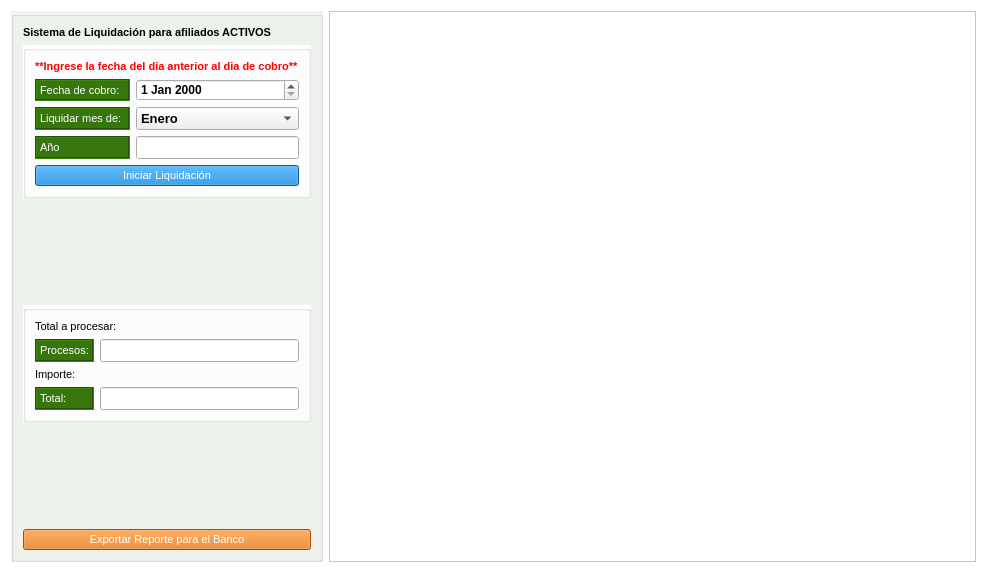
Old version of the form gui/liquidadores/liquidadorAfiliados.ui in the repository shae-ra/sindicato.
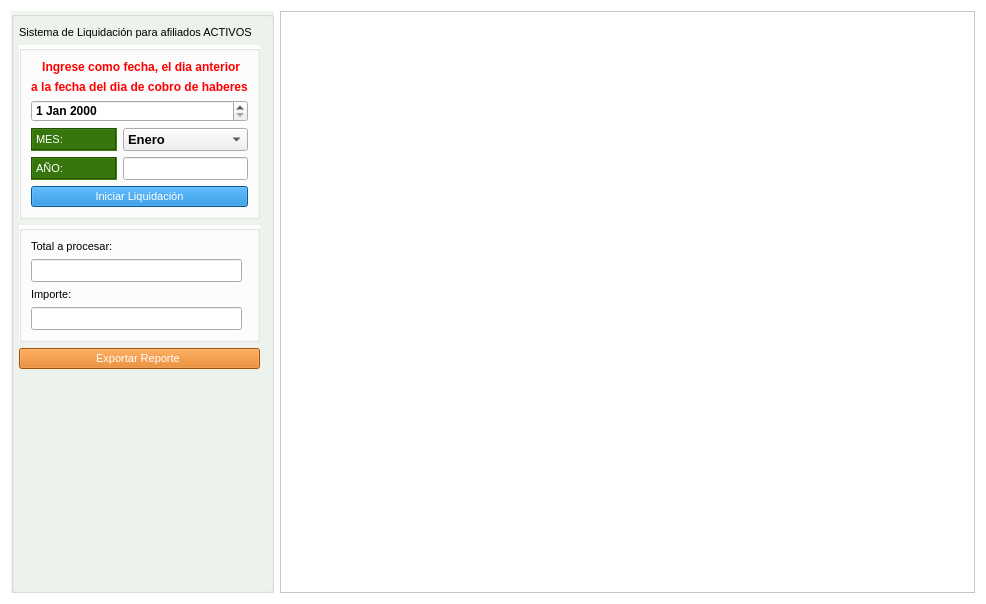
New version of the form. Icons and pictures are not drawn.

```diff
--- a/gui/liquidadores/liquidadorAfiliados.ui
+++ b/gui/liquidadores/liquidadorAfiliados.ui
@@ -6,8 +6,8 @@
    <rect>
     <x>0</x>
     <y>0</y>
-    <width>987</width>
-    <height>573</height>
+    <width>986</width>
+    <height>604</height>
    </rect>
   </property>
   <property name="palette">
@@ -428,9 +428,15 @@
   <property name="windowTitle">
    <string>Form</string>
   </property>
-  <layout class="QGridLayout" name="gridLayout_4">
+  <layout class="QGridLayout" name="gridLayout_4" columnstretch="0,100">
    <item row="0" column="0">
     <widget class="QGroupBox" name="groupBox">
+     <property name="sizePolicy">
+      <sizepolicy hsizetype="Preferred" vsizetype="Preferred">
+       <horstretch>0</horstretch>
+       <verstretch>0</verstretch>
+      </sizepolicy>
+     </property>
      <property name="font">
       <font>
        <family>Arial</family>
@@ -451,7 +457,128 @@
       <bool>false</bool>
      </property>
      <layout class="QGridLayout" name="gridLayout">
-      <item row="9" column="0" colspan="3">
+      <property name="leftMargin">
+       <number>5</number>
+      </property>
+      <property name="rightMargin">
+       <number>5</number>
+      </property>
+      <item row="11" column="0" colspan="2">
+       <spacer name="verticalSpacer">
+        <property name="orientation">
+         <enum>Qt::Vertical</enum>
+        </property>
+        <property name="sizeHint" stdset="0">
+         <size>
+          <width>20</width>
+          <height>40</height>
+         </size>
+        </property>
+       </spacer>
+      </item>
+      <item row="3" column="0">
+       <widget class="QGroupBox" name="groupBox_3">
+        <property name="styleSheet">
+         <string notr="true">#groupBox_3{
+background-color:#FFFFFF
+}</string>
+        </property>
+        <property name="title">
+         <string/>
+        </property>
+        <layout class="QGridLayout" name="gridLayout_3">
+         <item row="4" column="0">
+          <widget class="QLineEdit" name="lineEdit_2">
+           <property name="sizePolicy">
+            <sizepolicy hsizetype="Expanding" vsizetype="Fixed">
+             <horstretch>0</horstretch>
+             <verstretch>0</verstretch>
+            </sizepolicy>
+           </property>
+           <property name="font">
+            <font>
+             <pointsize>10</pointsize>
+             <weight>75</weight>
+             <bold>true</bold>
+            </font>
+           </property>
+          </widget>
+         </item>
+         <item row="2" column="0">
+          <widget class="QLineEdit" name="lineEdit_3">
+           <property name="sizePolicy">
+            <sizepolicy hsizetype="Expanding" vsizetype="Fixed">
+             <horstretch>0</horstretch>
+             <verstretch>0</verstretch>
+            </sizepolicy>
+           </property>
+           <property name="font">
+            <font>
+             <pointsize>10</pointsize>
+             <weight>75</weight>
+             <bold>true</bold>
+            </font>
+           </property>
+          </widget>
+         </item>
+         <item row="1" column="0" colspan="2">
+          <widget class="QLabel" name="label_8">
+           <property name="sizePolicy">
+            <sizepolicy hsizetype="Preferred" vsizetype="Fixed">
+             <horstretch>0</horstretch>
+             <verstretch>0</verstretch>
+            </sizepolicy>
+           </property>
+           <property name="font">
+            <font>
+             <family>Arial</family>
+             <pointsize>8</pointsize>
+             <weight>50</weight>
+             <bold>false</bold>
+            </font>
+           </property>
+           <property name="styleSheet">
+            <string notr="true"/>
+           </property>
+           <property name="frameShape">
+            <enum>QFrame::NoFrame</enum>
+           </property>
+           <property name="text">
+            <string>Total a procesar:</string>
+           </property>
+          </widget>
+         </item>
+         <item row="3" column="0" colspan="2">
+          <widget class="QLabel" name="label_9">
+           <property name="sizePolicy">
+            <sizepolicy hsizetype="Preferred" vsizetype="Fixed">
+             <horstretch>0</horstretch>
+             <verstretch>0</verstretch>
+            </sizepolicy>
+           </property>
+           <property name="font">
+            <font>
+             <family>Arial</family>
+             <pointsize>8</pointsize>
+             <weight>50</weight>
+             <bold>false</bold>
+            </font>
+           </property>
+           <property name="styleSheet">
+            <string notr="true"/>
+           </property>
+           <property name="frameShape">
+            <enum>QFrame::NoFrame</enum>
+           </property>
+           <property name="text">
+            <string>Importe:</string>
+           </property>
+          </widget>
+         </item>
+        </layout>
+       </widget>
+      </item>
+      <item row="7" column="0">
        <widget class="QPushButton" name="pushButton_exportar">
         <property name="sizePolicy">
          <sizepolicy hsizetype="Minimum" vsizetype="Fixed">
@@ -479,7 +606,7 @@
 }</string>
         </property>
         <property name="text">
-         <string>Exportar Reporte para el Banco</string>
+         <string>Exportar Reporte </string>
         </property>
         <property name="icon">
          <iconset>
@@ -493,7 +620,7 @@
         </property>
        </widget>
       </item>
-      <item row="1" column="0" colspan="3">
+      <item row="1" column="0">
        <widget class="QLabel" name="label_2">
         <property name="sizePolicy">
          <sizepolicy hsizetype="Preferred" vsizetype="Fixed">
@@ -505,8 +632,8 @@
          <font>
           <family>Arial</family>
           <pointsize>8</pointsize>
-          <weight>75</weight>
-          <bold>true</bold>
+          <weight>50</weight>
+          <bold>false</bold>
          </font>
         </property>
         <property name="styleSheet">
@@ -523,8 +650,40 @@
         </property>
        </widget>
       </item>
-      <item row="2" column="0" colspan="3">
+      <item row="10" column="0">
+       <spacer name="verticalSpacer_3">
+        <property name="orientation">
+         <enum>Qt::Vertical</enum>
+        </property>
+        <property name="sizeHint" stdset="0">
+         <size>
+          <width>20</width>
+          <height>40</height>
+         </size>
+        </property>
+       </spacer>
+      </item>
+      <item row="8" column="0">
+       <spacer name="verticalSpacer_2">
+        <property name="orientation">
+         <enum>Qt::Vertical</enum>
+        </property>
+        <property name="sizeHint" stdset="0">
+         <size>
+          <width>20</width>
+          <height>40</height>
+         </size>
+        </property>
+       </spacer>
+      </item>
+      <item row="2" column="0">
        <widget class="QGroupBox" name="groupBox_2">
+        <property name="sizePolicy">
+         <sizepolicy hsizetype="Preferred" vsizetype="Preferred">
+          <horstretch>0</horstretch>
+          <verstretch>0</verstretch>
+         </sizepolicy>
+        </property>
         <property name="styleSheet">
          <string notr="true">#groupBox_2{
 background-color:#FFFFFF
@@ -534,142 +693,10 @@
          <string/>
         </property>
         <layout class="QGridLayout" name="gridLayout_2">
-         <item row="1" column="1">
-          <widget class="QDateEdit" name="dateEdit">
-           <property name="sizePolicy">
-            <sizepolicy hsizetype="Minimum" vsizetype="Expanding">
-             <horstretch>0</horstretch>
-             <verstretch>0</verstretch>
-            </sizepolicy>
-           </property>
-           <property name="font">
-            <font>
-             <weight>75</weight>
-             <bold>true</bold>
-            </font>
-           </property>
-          </widget>
-         </item>
-         <item row="3" column="0">
-          <widget class="QLabel" name="label_3">
-           <property name="sizePolicy">
-            <sizepolicy hsizetype="Preferred" vsizetype="Expanding">
-             <horstretch>0</horstretch>
-             <verstretch>0</verstretch>
-            </sizepolicy>
-           </property>
-           <property name="font">
-            <font>
-             <family>Arial</family>
-             <pointsize>8</pointsize>
-             <weight>50</weight>
-             <bold>false</bold>
-            </font>
-           </property>
-           <property name="styleSheet">
-            <string notr="true">#label_3{
-background-color:#37760D;
-color: #FFFFFF;
-}</string>
-           </property>
-           <property name="frameShape">
-            <enum>QFrame::Box</enum>
-           </property>
-           <property name="frameShadow">
-            <enum>QFrame::Sunken</enum>
-           </property>
-           <property name="text">
-            <string>Año</string>
-           </property>
-          </widget>
-         </item>
-         <item row="1" column="0">
-          <widget class="QLabel" name="label">
-           <property name="sizePolicy">
-            <sizepolicy hsizetype="Preferred" vsizetype="Expanding">
-             <horstretch>0</horstretch>
-             <verstretch>0</verstretch>
-            </sizepolicy>
-           </property>
-           <property name="font">
-            <font>
-             <family>Arial</family>
-             <pointsize>8</pointsize>
-             <weight>50</weight>
-             <bold>false</bold>
-            </font>
-           </property>
-           <property name="styleSheet">
-            <string notr="true">#label{
-background-color:#37760D;
-color: #FFFFFF;
-}</string>
-           </property>
-           <property name="frameShape">
-            <enum>QFrame::Box</enum>
-           </property>
-           <property name="frameShadow">
-            <enum>QFrame::Sunken</enum>
-           </property>
-           <property name="text">
-            <string>Fecha de cobro:</string>
-           </property>
-          </widget>
-         </item>
-         <item row="2" column="0">
-          <widget class="QLabel" name="label_6">
-           <property name="sizePolicy">
-            <sizepolicy hsizetype="Preferred" vsizetype="Expanding">
-             <horstretch>0</horstretch>
-             <verstretch>0</verstretch>
-            </sizepolicy>
-           </property>
-           <property name="font">
-            <font>
-             <family>Arial</family>
-             <pointsize>8</pointsize>
-             <weight>50</weight>
-             <bold>false</bold>
-            </font>
-           </property>
-           <property name="styleSheet">
-            <string notr="true">#label_6{
-background-color:#37760D;
-color: #FFFFFF;
-}</string>
-           </property>
-           <property name="frameShape">
-            <enum>QFrame::Box</enum>
-           </property>
-           <property name="frameShadow">
-            <enum>QFrame::Sunken</enum>
-           </property>
-           <property name="text">
-            <string>Liquidar mes de: </string>
-           </property>
-          </widget>
-         </item>
          <item row="3" column="1">
-          <widget class="QLineEdit" name="lineEdit">
-           <property name="sizePolicy">
-            <sizepolicy hsizetype="Expanding" vsizetype="Expanding">
-             <horstretch>0</horstretch>
-             <verstretch>0</verstretch>
-            </sizepolicy>
-           </property>
-           <property name="font">
-            <font>
-             <pointsize>10</pointsize>
-             <weight>75</weight>
-             <bold>true</bold>
-            </font>
-           </property>
-          </widget>
-         </item>
-         <item row="2" column="1">
           <widget class="QComboBox" name="comboBox_2">
            <property name="sizePolicy">
-            <sizepolicy hsizetype="Preferred" vsizetype="Expanding">
+            <sizepolicy hsizetype="Expanding" vsizetype="Expanding">
              <horstretch>0</horstretch>
              <verstretch>0</verstretch>
             </sizepolicy>
@@ -753,10 +780,109 @@
            </item>
           </widget>
          </item>
-         <item row="4" column="0" colspan="2">
+         <item row="4" column="1">
+          <widget class="QLineEdit" name="lineEdit">
+           <property name="sizePolicy">
+            <sizepolicy hsizetype="Expanding" vsizetype="Expanding">
+             <horstretch>0</horstretch>
+             <verstretch>0</verstretch>
+            </sizepolicy>
+           </property>
+           <property name="font">
+            <font>
+             <pointsize>10</pointsize>
+             <weight>75</weight>
+             <bold>true</bold>
+            </font>
+           </property>
+          </widget>
+         </item>
+         <item row="3" column="0">
+          <widget class="QLabel" name="label_6">
+           <property name="sizePolicy">
+            <sizepolicy hsizetype="Expanding" vsizetype="Expanding">
+             <horstretch>0</horstretch>
+             <verstretch>0</verstretch>
+            </sizepolicy>
+           </property>
+           <property name="font">
+            <font>
+             <family>Arial</family>
+             <pointsize>8</pointsize>
+             <weight>50</weight>
+             <bold>false</bold>
+            </font>
+           </property>
+           <property name="styleSheet">
+            <string notr="true">#label_6{
+background-color:#37760D;
+color: #FFFFFF;
+}</string>
+           </property>
+           <property name="frameShape">
+            <enum>QFrame::Box</enum>
+           </property>
+           <property name="frameShadow">
+            <enum>QFrame::Sunken</enum>
+           </property>
+           <property name="text">
+            <string>MES:</string>
+           </property>
+          </widget>
+         </item>
+         <item row="2" column="0" colspan="2">
+          <widget class="QDateEdit" name="dateEdit">
+           <property name="sizePolicy">
+            <sizepolicy hsizetype="Preferred" vsizetype="Expanding">
+             <horstretch>0</horstretch>
+             <verstretch>0</verstretch>
+            </sizepolicy>
+           </property>
+           <property name="font">
+            <font>
+             <weight>75</weight>
+             <bold>true</bold>
+            </font>
+           </property>
+          </widget>
+         </item>
+         <item row="4" column="0">
+          <widget class="QLabel" name="label_3">
+           <property name="sizePolicy">
+            <sizepolicy hsizetype="Preferred" vsizetype="Expanding">
+             <horstretch>0</horstretch>
+             <verstretch>0</verstretch>
+            </sizepolicy>
+           </property>
+           <property name="font">
+            <font>
+             <family>Arial</family>
+             <pointsize>8</pointsize>
+             <weight>50</weight>
+             <bold>false</bold>
+            </font>
+           </property>
+           <property name="styleSheet">
+            <string notr="true">#label_3{
+background-color:#37760D;
+color: #FFFFFF;
+}</string>
+           </property>
+           <property name="frameShape">
+            <enum>QFrame::Box</enum>
+           </property>
+           <property name="frameShadow">
+            <enum>QFrame::Sunken</enum>
+           </property>
+           <property name="text">
+            <string>AÑO:</string>
+           </property>
+          </widget>
+         </item>
+         <item row="5" column="0" colspan="2">
           <widget class="QPushButton" name="pushButton">
            <property name="sizePolicy">
-            <sizepolicy hsizetype="Minimum" vsizetype="Fixed">
+            <sizepolicy hsizetype="Expanding" vsizetype="Fixed">
              <horstretch>0</horstretch>
              <verstretch>0</verstretch>
             </sizepolicy>
@@ -796,219 +922,52 @@
           </widget>
          </item>
          <item row="0" column="0" colspan="2">
-          <widget class="QLabel" name="label_7">
-           <property name="sizePolicy">
-            <sizepolicy hsizetype="Preferred" vsizetype="Fixed">
-             <horstretch>0</horstretch>
-             <verstretch>0</verstretch>
-            </sizepolicy>
-           </property>
+          <widget class="QLabel" name="label">
            <property name="font">
             <font>
-             <family>Arial</family>
-             <pointsize>8</pointsize>
              <weight>75</weight>
              <bold>true</bold>
             </font>
            </property>
            <property name="styleSheet">
-            <string notr="true">#label_7{
-color: red}</string>
+            <string notr="true">#label{
+color: red;
+}</string>
            </property>
-           <property name="frameShape">
-            <enum>QFrame::NoFrame</enum>
-           </property>
            <property name="text">
-            <string>**Ingrese la fecha del dia anterior al dia de cobro**</string>
+            <string> Ingrese como fecha, el dia anterior</string>
            </property>
-          </widget>
-         </item>
-        </layout>
-       </widget>
-      </item>
-      <item row="3" column="0" colspan="3">
-       <spacer name="verticalSpacer">
-        <property name="orientation">
-         <enum>Qt::Vertical</enum>
-        </property>
-        <property name="sizeHint" stdset="0">
-         <size>
-          <width>20</width>
-          <height>40</height>
-         </size>
-        </property>
-       </spacer>
-      </item>
-      <item row="4" column="0" colspan="3">
-       <widget class="QGroupBox" name="groupBox_3">
-        <property name="styleSheet">
-         <string notr="true">#groupBox_3{
-background-color:#FFFFFF
-}</string>
-        </property>
-        <property name="title">
-         <string/>
-        </property>
-        <layout class="QGridLayout" name="gridLayout_3">
-         <item row="1" column="1">
-          <widget class="QLineEdit" name="lineEdit_3">
-           <property name="sizePolicy">
-            <sizepolicy hsizetype="Expanding" vsizetype="Expanding">
-             <horstretch>0</horstretch>
-             <verstretch>0</verstretch>
-            </sizepolicy>
+           <property name="alignment">
+            <set>Qt::AlignCenter</set>
            </property>
-           <property name="font">
-            <font>
-             <pointsize>10</pointsize>
-             <weight>75</weight>
-             <bold>true</bold>
-            </font>
-           </property>
           </widget>
          </item>
-         <item row="3" column="0">
-          <widget class="QLabel" name="label_5">
-           <property name="sizePolicy">
-            <sizepolicy hsizetype="Preferred" vsizetype="Expanding">
-             <horstretch>0</horstretch>
-             <verstretch>0</verstretch>
-            </sizepolicy>
-           </property>
-           <property name="font">
-            <font>
-             <family>Arial</family>
-             <pointsize>8</pointsize>
-             <weight>50</weight>
-             <bold>false</bold>
-            </font>
-           </property>
-           <property name="styleSheet">
-            <string notr="true">#label_5{
-background-color:#37760D;
-color: #FFFFFF;
-}</string>
-           </property>
-           <property name="frameShape">
-            <enum>QFrame::Box</enum>
-           </property>
-           <property name="frameShadow">
-            <enum>QFrame::Sunken</enum>
-           </property>
-           <property name="text">
-            <string>Total:</string>
-           </property>
-          </widget>
-         </item>
-         <item row="1" column="0">
+         <item row="1" column="0" colspan="2">
           <widget class="QLabel" name="label_4">
-           <property name="sizePolicy">
-            <sizepolicy hsizetype="Preferred" vsizetype="Expanding">
-             <horstretch>0</horstretch>
-             <verstretch>0</verstretch>
-            </sizepolicy>
-           </property>
            <property name="font">
             <font>
-             <family>Arial</family>
-             <pointsize>8</pointsize>
-             <weight>50</weight>
-             <bold>false</bold>
+             <weight>75</weight>
+             <bold>true</bold>
             </font>
            </property>
            <property name="styleSheet">
             <string notr="true">#label_4{
-background-color:#37760D;
-color: #FFFFFF;
+color: red;
 }</string>
            </property>
-           <property name="frameShape">
-            <enum>QFrame::Box</enum>
-           </property>
-           <property name="frameShadow">
-            <enum>QFrame::Sunken</enum>
-           </property>
            <property name="text">
-            <string>Procesos:</string>
+            <string>a la fecha del dia de cobro de haberes</string>
            </property>
-          </widget>
-         </item>
-         <item row="3" column="1">
-          <widget class="QLineEdit" name="lineEdit_2">
-           <property name="sizePolicy">
-            <sizepolicy hsizetype="Expanding" vsizetype="Expanding">
-             <horstretch>0</horstretch>
-             <verstretch>0</verstretch>
-            </sizepolicy>
-           </property>
-           <property name="font">
-            <font>
-             <pointsize>10</pointsize>
-             <weight>75</weight>
-             <bold>true</bold>
-            </font>
-           </property>
-          </widget>
-         </item>
-         <item row="0" column="0" colspan="2">
-          <widget class="QLabel" name="label_8">
-           <property name="sizePolicy">
-            <sizepolicy hsizetype="Preferred" vsizetype="Fixed">
-             <horstretch>0</horstretch>
-             <verstretch>0</verstretch>
-            </sizepolicy>
-           </property>
-           <property name="font">
-            <font>
-             <family>Arial</family>
-             <pointsize>8</pointsize>
-             <weight>50</weight>
-             <bold>false</bold>
-            </font>
-           </property>
-           <property name="styleSheet">
-            <string notr="true"/>
-           </property>
-           <property name="frameShape">
-            <enum>QFrame::NoFrame</enum>
-           </property>
-           <property name="text">
-            <string>Total a procesar:</string>
-           </property>
-          </widget>
-         </item>
-         <item row="2" column="0" colspan="2">
-          <widget class="QLabel" name="label_9">
-           <property name="sizePolicy">
-            <sizepolicy hsizetype="Preferred" vsizetype="Fixed">
-             <horstretch>0</horstretch>
-             <verstretch>0</verstretch>
-            </sizepolicy>
-           </property>
-           <property name="font">
-            <font>
-             <family>Arial</family>
-             <pointsize>8</pointsize>
-             <weight>50</weight>
-             <bold>false</bold>
-            </font>
-           </property>
-           <property name="styleSheet">
-            <string notr="true"/>
-           </property>
-           <property name="frameShape">
-            <enum>QFrame::NoFrame</enum>
-           </property>
-           <property name="text">
-            <string>Importe:</string>
+           <property name="alignment">
+            <set>Qt::AlignCenter</set>
            </property>
           </widget>
          </item>
         </layout>
        </widget>
       </item>
-      <item row="5" column="0" colspan="3">
-       <spacer name="verticalSpacer_2">
+      <item row="9" column="0">
+       <spacer name="verticalSpacer_4">
         <property name="orientation">
          <enum>Qt::Vertical</enum>
         </property>
```
